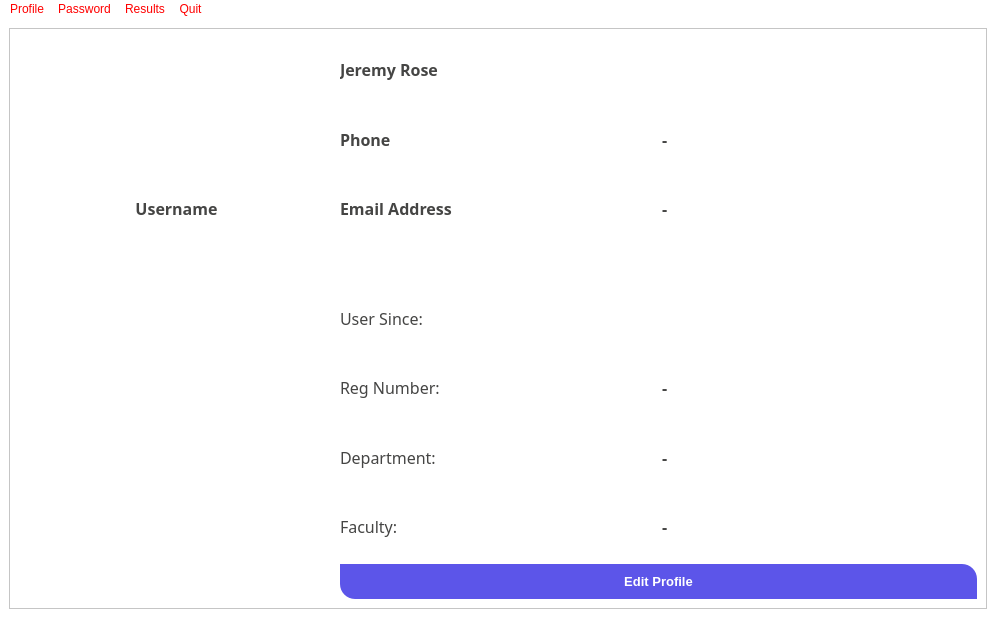
Above: ui/student.ui from KramStyles/ada before the change. Below: the same form after it.
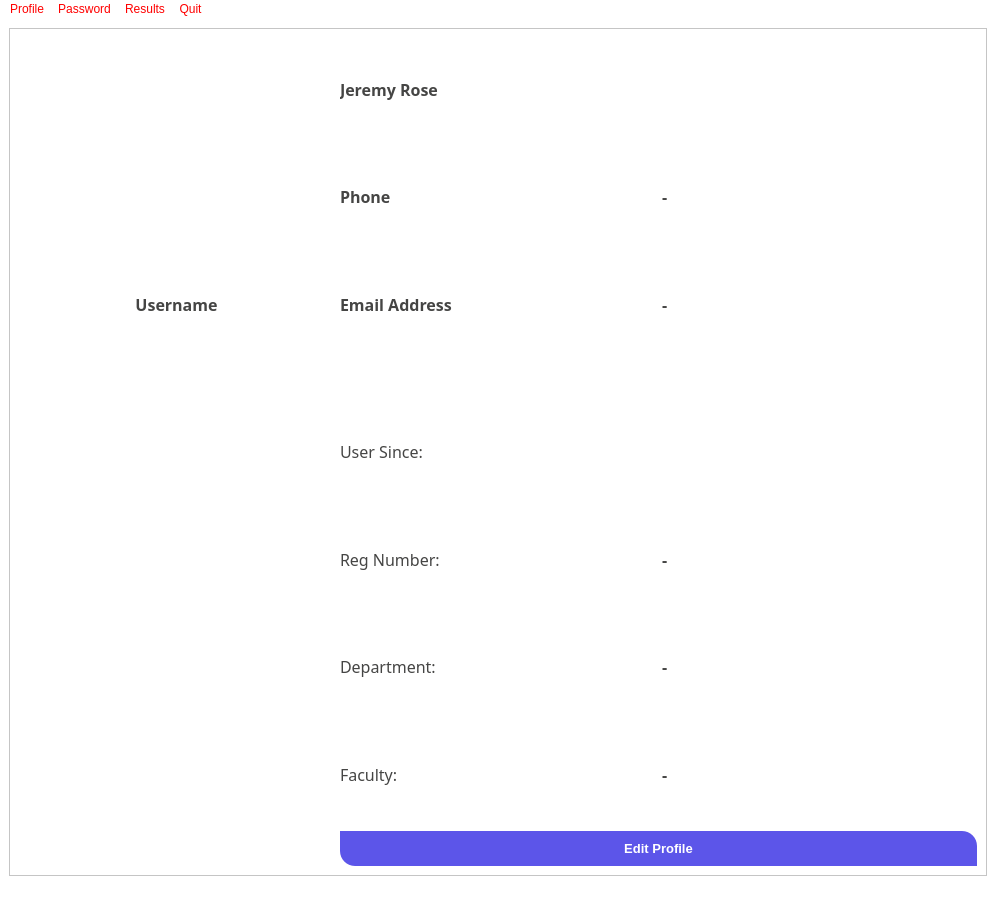
That is the form after the change. Icons and pictures are not drawn.

```diff
--- a/ui/student.ui
+++ b/ui/student.ui
@@ -7,7 +7,7 @@
     <x>0</x>
     <y>0</y>
     <width>996</width>
-    <height>640</height>
+    <height>907</height>
    </rect>
   </property>
   <property name="windowTitle">
```
Left out of the diff: 6 changed lines with no effect on the pictures.
